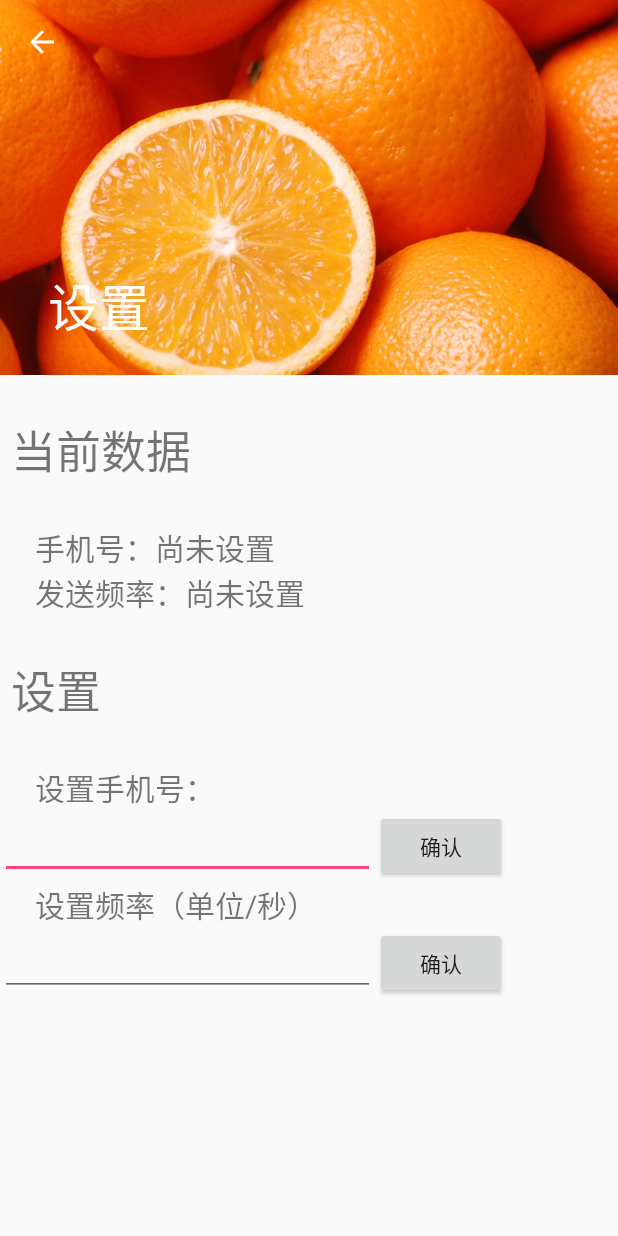
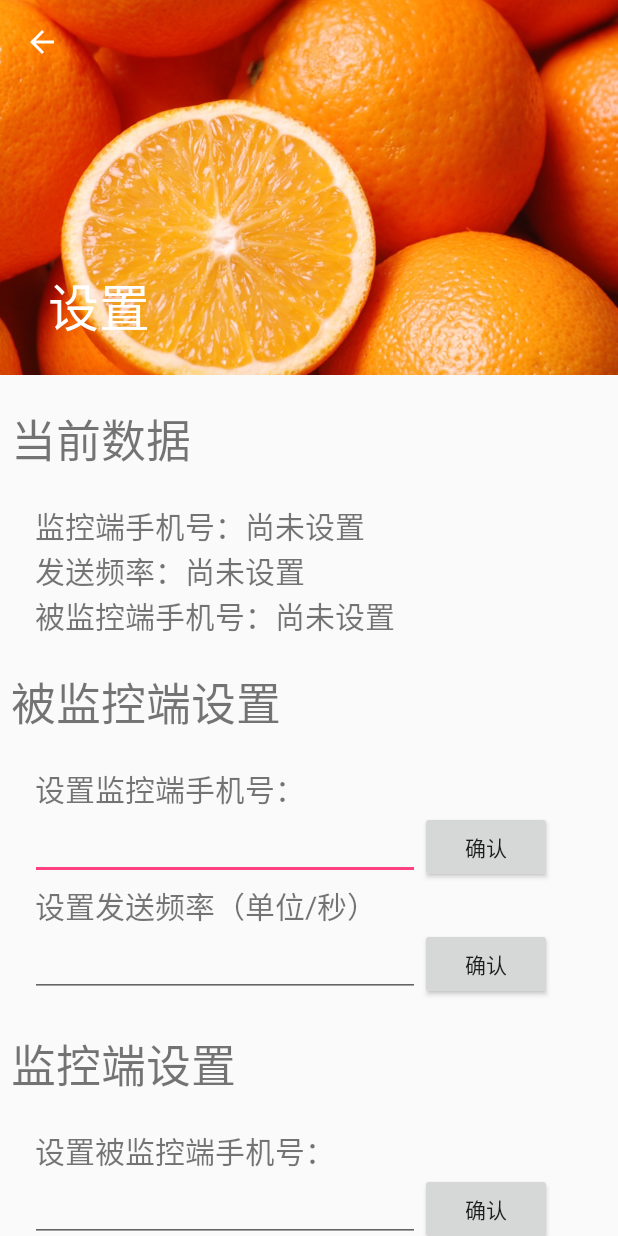
Before and after one commit to changyuan95/LocationGet, an Android app: the Locate screen opened directly, with no data from a screen before it, after a tap on an icon or button, on a phone screen of 412 x 824 dp. Run offline under Robolectric (Android 15) with nearby library versions, the phone set to English and light mode, and no system bars.

Commit message:
完成数据存储功能

```diff
--- a/app/src/main/java/com/example/locationget/SecondActivity.java
+++ b/app/src/main/java/com/example/locationget/Locate.java
@@ -1,6 +1,7 @@
 package com.example.locationget;
 
 import android.content.Intent;
+import android.content.SharedPreferences;
 import android.net.Uri;
 import android.os.Bundle;
 import android.support.design.widget.FloatingActionButton;
@@ -19,7 +20,7 @@ import com.bumptech.glide.Glide;
 import java.util.List;
 
 
-public class SecondActivity extends AppCompatActivity{
+public class Locate extends AppCompatActivity{
 
 
     private TextView positionText;
@@ -29,10 +30,12 @@ public class SecondActivity extends AppCompatActivity{
 
     public String context;
 
+    private String number = "";
+
     @Override
     protected void onCreate(Bundle savedInstanceState) {
         super.onCreate(savedInstanceState);
-        setContentView(R.layout.activity_second);
+        setContentView(R.layout.activity_locate);
 
         ImageView secondImage = (ImageView)findViewById(R.id.second_image);
         Glide.with(this).load(R.drawable.banana).into(secondImage);
@@ -43,6 +46,10 @@ public class SecondActivity extends AppCompatActivity{
             actionBar.setDisplayHomeAsUpEnabled(true);
         }
 
+        //读取data数据中的监控端手机号
+        SharedPreferences pref = getSharedPreferences("data", MODE_PRIVATE);
+        number = pref.getString("number", "");
+
         context = getIntent().getStringExtra("string_data");
         positionText = (TextView)findViewById(R.id.position_text_view);
         positionText.setText(context);
@@ -50,11 +57,11 @@ public class SecondActivity extends AppCompatActivity{
         sendText.setOnClickListener(new View.OnClickListener() {
             @Override
             public void onClick(View v) {
-                if(Settings.number != ""){
-                    send1(Settings.number, context);
+                if(number != ""){
+                    send1(number, context);
                 }
                 else{
-                    Toast.makeText(SecondActivity.this, "请先设置目标手机号", Toast.LENGTH_SHORT).show();
+                    Toast.makeText(Locate.this, "请先设置目标手机号", Toast.LENGTH_SHORT).show();
                 }
             }
         });
@@ -63,15 +70,16 @@ public class SecondActivity extends AppCompatActivity{
         showMap.setOnClickListener(new View.OnClickListener() {
             @Override
             public void onClick(View v) {
-                Intent intent = new Intent(SecondActivity.this, ShowMap.class);
+                Intent intent = new Intent(Locate.this, ShowMap.class);
                 startActivity(intent);
             }
         });
+        //设定虚浮按钮点击事件
         FloatingActionButton fab = (FloatingActionButton)findViewById(R.id.fab);
         fab.setOnClickListener(new View.OnClickListener() {
             @Override
             public void onClick(View v) {
-                Intent intent = new Intent(SecondActivity.this, Settings.class);
+                Intent intent = new Intent(Locate.this, Settings.class);
                 startActivity(intent);
             }
         });
@@ -79,11 +87,11 @@ public class SecondActivity extends AppCompatActivity{
         autoSend.setOnClickListener(new View.OnClickListener() {
             @Override
             public void onClick(View v) {
-                if(Settings.number != ""){
-                    autosend(Settings.number, context);
+                if(number != ""){
+                    autosend(number, context);
                 }
                 else{
-                    Toast.makeText(SecondActivity.this, "请先设置目标手机号", Toast.LENGTH_SHORT).show();
+                    Toast.makeText(Locate.this, "请先设置目标手机号", Toast.LENGTH_SHORT).show();
                 }
             }
         });
--- a/app/src/main/java/com/example/locationget/MainActivity.java
+++ b/app/src/main/java/com/example/locationget/MainActivity.java
@@ -57,7 +57,7 @@ public class MainActivity extends AppCompatActivity {
         mLocationClient.registerLocationListener(new MyLocationListener());
         setContentView(R.layout.activity_main);
 
-        /*List<String> permissionList = new ArrayList<>();
+        List<String> permissionList = new ArrayList<>();
         if(ContextCompat.checkSelfPermission(MainActivity.this, Manifest.permission.ACCESS_FINE_LOCATION) != PackageManager.PERMISSION_GRANTED){
             permissionList.add(Manifest.permission.ACCESS_FINE_LOCATION);
         }
@@ -74,8 +74,7 @@ public class MainActivity extends AppCompatActivity {
         else{
             requestLocation();
 
-        }*/
-        requestLocation();
+        }
 
         function1 = (CardView)findViewById(R.id.function1);
         function2 = (CardView)findViewById(R.id.function2);
@@ -86,7 +85,7 @@ public class MainActivity extends AppCompatActivity {
         function1.setOnClickListener(new View.OnClickListener() {
             @Override
             public void onClick(View v) {
-                Intent intent = new Intent(MainActivity.this, SecondActivity.class);
+                Intent intent = new Intent(MainActivity.this, Locate.class);
                 intent.putExtra("string_data", context);
                 startActivity(intent);
             }
@@ -108,7 +107,7 @@ public class MainActivity extends AppCompatActivity {
         function4.setOnClickListener(new View.OnClickListener() {
             @Override
             public void onClick(View v) {
-                Intent intent = new Intent(MainActivity.this, Infomation.class);
+                Intent intent = new Intent(MainActivity.this, Information.class);
                 startActivity(intent);
             }
         });
@@ -164,7 +163,7 @@ public class MainActivity extends AppCompatActivity {
 
 
 
-    /*@Override
+    @Override
     public void onRequestPermissionsResult(int requestCode, @NonNull String[] permissions, @NonNull int[] grantResults) {
         switch(requestCode){
             case 1:
@@ -185,7 +184,7 @@ public class MainActivity extends AppCompatActivity {
                 break;
             default:
         }
-    }*/
+    }
 
     @Override
     protected void onDestroy() {
--- a/app/src/main/java/com/example/locationget/Settings.java
+++ b/app/src/main/java/com/example/locationget/Settings.java
@@ -1,6 +1,7 @@
 package com.example.locationget;
 
 
+import android.content.SharedPreferences;
 import android.support.v7.app.ActionBar;
 import android.support.v7.app.AppCompatActivity;
 import android.os.Bundle;
@@ -20,10 +21,15 @@ public class Settings extends AppCompatActivity {
     private EditText sendRate;
     private Button ensureNumber;
     private Button ensureRate;
-    public static String number = "";
+    private String number = "";
     private TextView setPhone;
     public static String rate = "";
     private TextView setRate;
+    private EditText pNumber;
+    private Button ensurePnumber;
+    private TextView setNumber;
+    private String pnumber = "";
+
 
      @Override
     protected void onCreate(Bundle savedInstanceState) {
@@ -39,23 +45,33 @@ public class Settings extends AppCompatActivity {
              actionBar.setDisplayHomeAsUpEnabled(true);
          }
 
+         //获取data数据
+         SharedPreferences pref = getSharedPreferences("data", MODE_PRIVATE);
+         number = pref.getString("number", "");
+         pnumber = pref.getString("pnumber", "");
+
          phoneNumber = (EditText)findViewById(R.id.phone_number);
          ensureNumber = (Button)findViewById(R.id.ensure_number);
          setPhone = (TextView)findViewById(R.id.set_phone);
+         //设置TextView
          if(number.equals("")){
-             setPhone.setText("     手机号：尚未设置");
+             setPhone.setText("     监控端手机号：尚未设置");
          }else{
-             setPhone.setText("     手机号：" + number);
+             setPhone.setText("     监控端手机号：" + number);
          }
+         //存储被监控端设置
          ensureNumber.setOnClickListener(new View.OnClickListener() {
              @Override
              public void onClick(View v) {
                  if(!(phoneNumber.getText().toString().trim().equals(""))){
                      number = phoneNumber.getText().toString();
+                     SharedPreferences.Editor editor = getSharedPreferences("data", MODE_PRIVATE).edit();
+                     editor.putString("number", phoneNumber.getText().toString());
+                     editor.apply();
                      Toast.makeText(Settings.this, "设置成功", Toast.LENGTH_SHORT).show();
-                     setPhone.setText("     手机号：" + number);
+                     setPhone.setText("     监控端手机号：" + number);
                  }else{
-                     Toast.makeText(Settings.this, "请先输入手机号", Toast.LENGTH_SHORT).show();
+                     Toast.makeText(Settings.this, "请先输入监控端手机号", Toast.LENGTH_SHORT).show();
                  }
              }
          });
@@ -80,5 +96,32 @@ public class Settings extends AppCompatActivity {
              }
          });
 
+         //监控端设置
+         pNumber = (EditText)findViewById(R.id.edit_number);
+         ensurePnumber = (Button)findViewById(R.id.button_number);
+         setNumber = (TextView)findViewById(R.id.text_number);
+         //设置TextView
+         if(pnumber.equals("")){
+             setNumber.setText("     被监控端手机号：尚未设置");
+         }else{
+             setNumber.setText("     被监控端手机号：" + pnumber);
+         }
+         //存储监控端设置
+         ensurePnumber.setOnClickListener(new View.OnClickListener() {
+             @Override
+             public void onClick(View v) {
+                 if(!(pNumber.getText().toString().trim().equals(""))){
+                     pnumber = pNumber.getText().toString();
+                     SharedPreferences.Editor editor = getSharedPreferences("data", MODE_PRIVATE).edit();
+                     editor.putString("pnumber", pNumber.getText().toString());
+                     editor.apply();
+                     Toast.makeText(Settings.this, "设置成功", Toast.LENGTH_SHORT).show();
+                     setNumber.setText("     被监控端手机号：" + pnumber);
+                 }else{
+                     Toast.makeText(Settings.this, "请先输入被监控端手机号", Toast.LENGTH_SHORT).show();
+                 }
+             }
+         });
+
     }
 }
--- a/app/src/main/res/layout/activity_infomation.xml
+++ b/app/src/main/res/layout/activity_information.xml
@@ -30,7 +30,7 @@
             </android.support.v7.widget.Toolbar>
 
             <ImageView
-                android:id="@+id/infomation_image"
+                android:id="@+id/information_image"
                 android:layout_width="match_parent"
                 android:layout_height="match_parent"
                 android:fitsSystemWindows="true"
@@ -45,7 +45,7 @@
         android:layout_height="60dp"
         android:layout_margin="16dp"
         android:src="@drawable/ic_settings"
-        android:id="@+id/set_infomation"
+        android:id="@+id/fab_information"
         app:layout_anchor="@id/appBar"
         app:layout_anchorGravity="bottom|end"/>
 
@@ -69,10 +69,10 @@
                 app:cardCornerRadius="4dp">
 
                 <TextView
+                    android:id="@+id/personal_information"
                     android:layout_width="wrap_content"
                     android:layout_height="wrap_content"
                     android:layout_margin="30dp"
-                    android:text="家庭住址：\n家庭电话：\n家人手机：\n"
                     android:textSize="23dp" />
 
             </android.support.v7.widget.CardView>
--- a/app/src/main/res/layout/activity_settings.xml
+++ b/app/src/main/res/layout/activity_settings.xml
@@ -45,55 +45,48 @@ android:fitsSystemWindows="true">
     <LinearLayout android:layout_width="match_parent"
         android:layout_height="match_parent"
         android:orientation="vertical">
-        <TextView
-            android:layout_width="wrap_content"
-            android:layout_height="wrap_content"
-            android:text=" "
-            android:textSize="20dp"/>
+
 
         <TextView
             android:layout_width="wrap_content"
             android:layout_height="wrap_content"
             android:text=" 当前数据"
-            android:textSize="30dp" />
-        <TextView
-            android:layout_width="wrap_content"
-            android:layout_height="wrap_content"
-            android:text=" "
-            android:textSize="20dp"/>
+            android:textSize="30dp"
+            android:layout_marginTop="20dp"/>
 
         <TextView
             android:id="@+id/set_phone"
             android:layout_width="wrap_content"
             android:layout_height="wrap_content"
-            android:textSize="20dp"/>
+            android:textSize="20dp"
+            android:layout_marginTop="20dp"/>
 
         <TextView
             android:id="@+id/set_rate"
             android:layout_width="wrap_content"
             android:layout_height="wrap_content"
             android:textSize="20dp"/>
+
         <TextView
+            android:id="@+id/text_number"
             android:layout_width="wrap_content"
             android:layout_height="wrap_content"
-            android:text=" "
             android:textSize="20dp"/>
+
 
         <TextView
             android:layout_width="wrap_content"
             android:layout_height="wrap_content"
-            android:text=" 设置"
-            android:textSize="30dp" />
+            android:text=" 被监控端设置"
+            android:textSize="30dp"
+            android:layout_marginTop="20dp"/>
+
         <TextView
             android:layout_width="wrap_content"
             android:layout_height="wrap_content"
-            android:text=" "
-            android:textSize="20dp"/>
-        <TextView
-            android:layout_width="wrap_content"
-            android:layout_height="wrap_content"
-            android:text="     设置手机号："
-            android:textSize="20dp"/>
+            android:text="     设置监控端手机号："
+            android:textSize="20dp"
+            android:layout_marginTop="20dp"/>
 
         <LinearLayout
             android:layout_width="match_parent"
@@ -102,10 +95,11 @@ android:fitsSystemWindows="true">
 
             <EditText
                 android:id="@+id/phone_number"
-                android:layout_width="250dp"
+                android:layout_width="260dp"
                 android:layout_height="wrap_content"
                 android:ems="10"
-                android:inputType="number" />
+                android:inputType="number"
+                android:layout_marginLeft="20dp"/>
             <Button
                 android:id="@+id/ensure_number"
                 android:layout_width="wrap_content"
@@ -116,7 +110,7 @@ android:fitsSystemWindows="true">
         <TextView
             android:layout_width="wrap_content"
             android:layout_height="wrap_content"
-            android:text="     设置频率（单位/秒）"
+            android:text="     设置发送频率（单位/秒）"
             android:textSize="20dp"/>
 
         <LinearLayout
@@ -126,10 +120,11 @@ android:fitsSystemWindows="true">
 
             <EditText
                 android:id="@+id/send_rate"
-                android:layout_width="250dp"
+                android:layout_width="260dp"
                 android:layout_height="wrap_content"
                 android:ems="10"
-                android:inputType="number" />
+                android:inputType="number"
+                android:layout_marginLeft="20dp"/>
             <Button
                 android:id="@+id/ensure_rate"
                 android:layout_width="wrap_content"
@@ -137,9 +132,42 @@ android:fitsSystemWindows="true">
                 android:text="确认"/>
         </LinearLayout>
 
+        <TextView
+            android:layout_width="wrap_content"
+            android:layout_height="wrap_content"
+            android:text=" 监控端设置"
+            android:textSize="30dp"
+            android:layout_marginTop="20dp"/>
+
+        <TextView
+            android:layout_width="wrap_content"
+            android:layout_height="wrap_content"
+            android:text="     设置被监控端手机号："
+            android:textSize="20dp"
+            android:layout_marginTop="20dp"/>
+
+        <LinearLayout
+            android:layout_width="match_parent"
+            android:layout_height="wrap_content"
+            android:orientation="horizontal">
+
+            <EditText
+                android:id="@+id/edit_number"
+                android:layout_width="260dp"
+                android:layout_height="wrap_content"
+                android:ems="10"
+                android:inputType="number"
+                android:layout_marginLeft="20dp"/>
+            <Button
+                android:id="@+id/button_number"
+                android:layout_width="wrap_content"
+                android:layout_height="wrap_content"
+                android:text="确认"/>
+        </LinearLayout>
 
 
-    </LinearLayout>
+        </LinearLayout>
+
 
 </android.support.v4.widget.NestedScrollView>
 
```
Also changed, not shown: app/src/main/AndroidManifest.xml (+15 -13 lines), app/src/main/java/com/example/locationget/Infomation.java (deleted, +0 -27 lines), app/src/main/java/com/example/locationget/Information.java (added, +66 -0 lines), app/src/main/java/com/example/locationget/SetInformation.java (added, +62 -0 lines), app/src/main/res/layout/activity_locate.xml (renamed from app/src/main/res/layout/activity_second.xml, +9 -2 lines), app/src/main/res/layout/activity_set_information.xml (added, +119 -0 lines).
